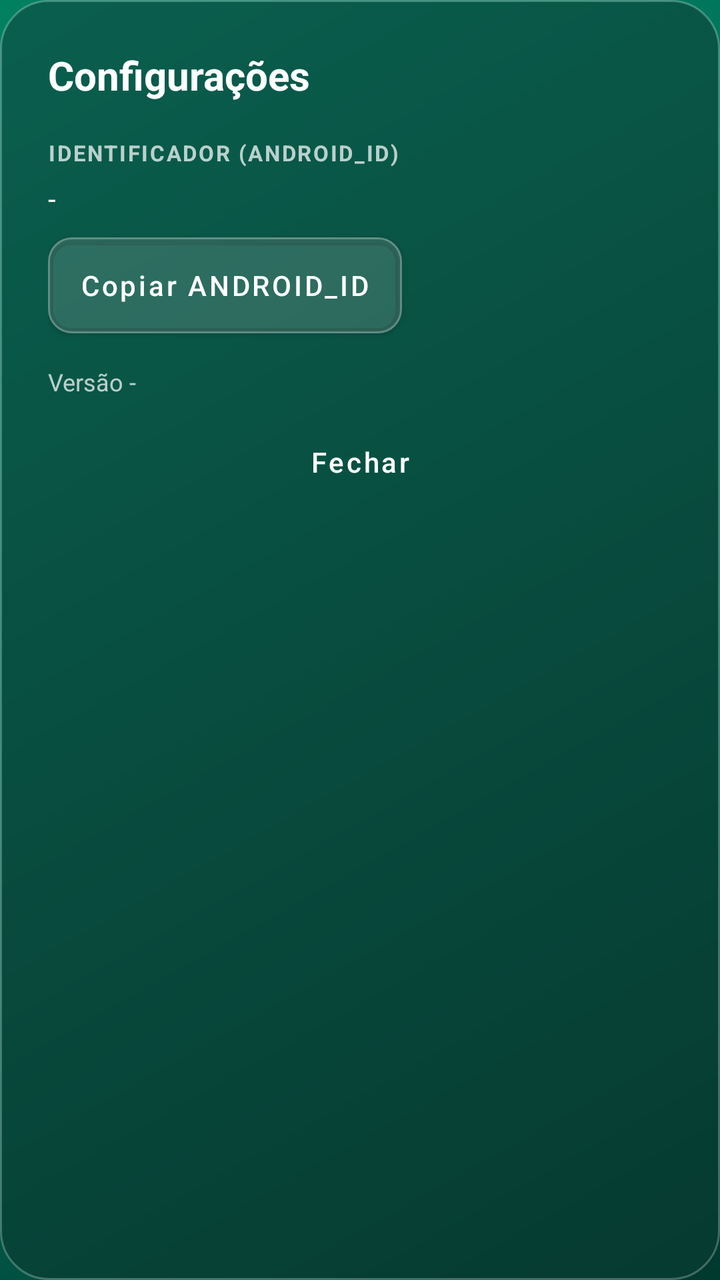
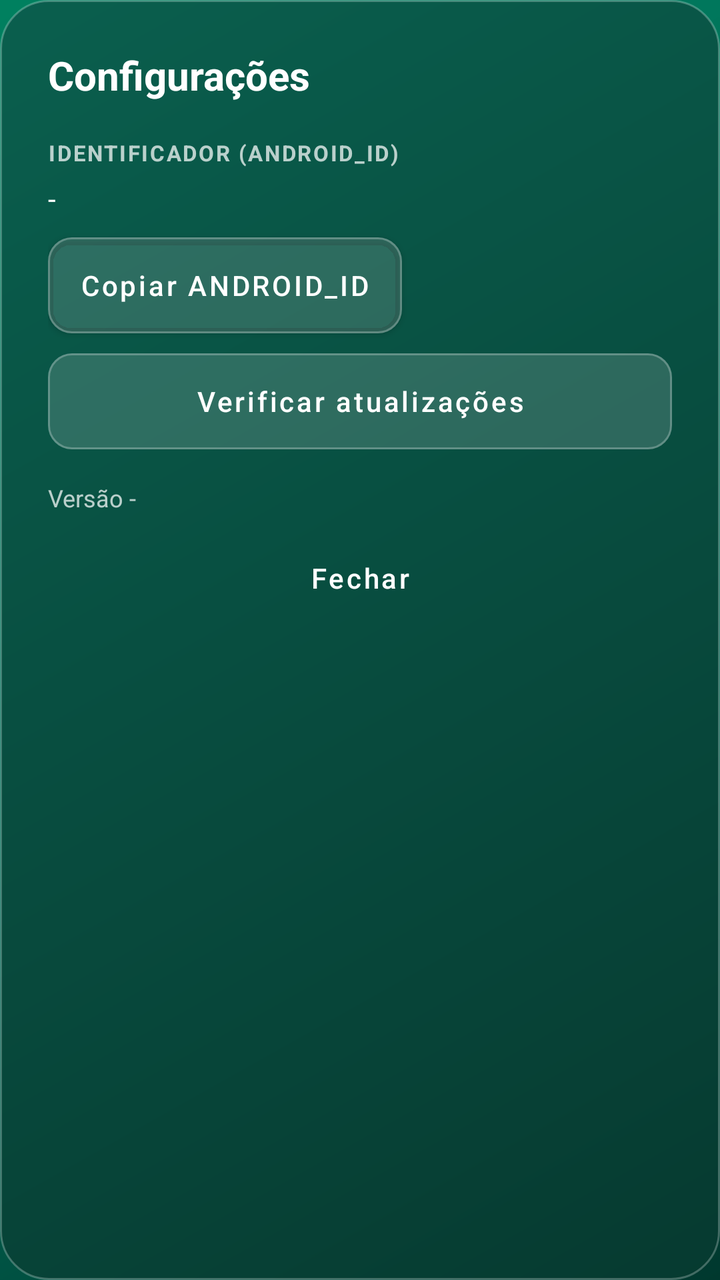

An Android layout rendered at two revisions. The XML below is the earlier revision; the diff shows what the commit changed to produce the second picture.
<!-- AndroidManifest.xml: application theme Theme.SetupMDM -->
<!-- res/layout/dialog_config.xml -->
<?xml version="1.0" encoding="utf-8"?>
<LinearLayout xmlns:android="http://schemas.android.com/apk/res/android"
    xmlns:app="http://schemas.android.com/apk/res-auto"
    android:layout_width="match_parent"
    android:layout_height="wrap_content"
    android:orientation="vertical"
    android:layout_margin="22dp"
    android:background="@drawable/glass_card_solid"
    android:padding="24dp">

    <TextView
        android:layout_width="wrap_content" android:layout_height="wrap_content"
        android:text="Configurações" android:textColor="@color/white"
        android:textSize="20sp" android:textStyle="bold"/>

    <TextView
        android:layout_width="match_parent" android:layout_height="wrap_content"
        android:text="IDENTIFICADOR (ANDROID_ID)" android:textColor="@color/textMuted"
        android:textSize="11sp" android:textStyle="bold" android:letterSpacing="0.08"
        android:paddingTop="18dp"/>
    <TextView
        android:id="@+id/txtAndroidId"
        android:layout_width="match_parent" android:layout_height="wrap_content"
        android:text="-" android:textColor="@color/textOnDark" android:textSize="14sp"
        android:textIsSelectable="true" android:paddingTop="6dp"/>

    <com.google.android.material.button.MaterialButton
        android:id="@+id/btnCopiarId"
        style="@style/Widget.MaterialComponents.Button"
        android:layout_width="wrap_content" android:layout_height="wrap_content"
        android:text="Copiar ANDROID_ID" android:textColor="@color/white" android:textAllCaps="false"
        android:layout_marginTop="10dp"
        android:insetTop="0dp" android:insetBottom="0dp"
        app:backgroundTint="@color/glassFill" app:strokeColor="@color/glassStroke"
        app:strokeWidth="1dp" app:cornerRadius="12dp" app:elevation="0dp"/>

    <com.google.android.material.button.MaterialButton
        android:id="@+id/btnAtualizar"
        style="@style/Widget.MaterialComponents.Button"
        android:layout_width="match_parent" android:layout_height="wrap_content"
        android:text="Atualizar aplicativo" android:textColor="@color/white" android:textAllCaps="false"
        android:layout_marginTop="12dp" android:visibility="gone"
        android:insetTop="0dp" android:insetBottom="0dp"
        app:backgroundTint="@color/accent" app:cornerRadius="12dp" app:elevation="0dp"/>

    <TextView
        android:id="@+id/txtVersao"
        android:layout_width="match_parent" android:layout_height="wrap_content"
        android:text="Versão -" android:textColor="@color/textMuted" android:textSize="12sp"
        android:paddingTop="16dp"/>

    <com.google.android.material.button.MaterialButton
        android:id="@+id/btnFecharConfig"
        style="@style/Widget.MaterialComponents.Button.TextButton"
        android:layout_width="match_parent" android:layout_height="wrap_content"
        android:text="Fechar" android:textColor="@color/white" android:textAllCaps="false"
        android:layout_marginTop="8dp"/>
</LinearLayout>
<!-- resources referenced by this layout -->
<resources>
  <color name="accent">#008CBA</color>
  <color name="glassFill">#26FFFFFF</color>
  <color name="glassStroke">#40FFFFFF</color>
  <color name="textMuted">#B8FFFFFF</color>
  <color name="textOnDark">#FFFFFF</color>
  <color name="white">#FFFFFF</color>
  <!-- drawable glass_card_solid (drawable) -->
  <?xml version="1.0" encoding="utf-8"?>
  <shape xmlns:android="http://schemas.android.com/apk/res/android" android:shape="rectangle">
      <gradient android:angle="315" android:startColor="#0A5F4E" android:endColor="#063A30" android:type="linear"/>
      <corners android:radius="24dp"/>
      <stroke android:width="1dp" android:color="@color/glassStroke"/>
  </shape>
  <style name="Theme.SetupMDM" parent="Theme.MaterialComponents.Light.NoActionBar">
          <item name="colorPrimary">@color/primary</item>
          <item name="colorPrimaryVariant">@color/primaryDark</item>
          <item name="colorOnPrimary">@color/white</item>
          <item name="colorSecondary">@color/primaryLight</item>
          <item name="colorOnSecondary">@color/white</item>
          <item name="android:windowBackground">@drawable/bg_gradient</item>
          <item name="android:statusBarColor" tools:targetApi="21">@color/primaryDark</item>
          <item name="android:navigationBarColor" tools:targetApi="21">@color/primaryDark</item>
      </style>
  <color name="primary">#006D58</color>
  <color name="primaryDark">#00453A</color>
  <color name="primaryLight">#5BB98E</color>
  <!-- drawable bg_gradient (drawable) -->
  <?xml version="1.0" encoding="utf-8"?>
  <shape xmlns:android="http://schemas.android.com/apk/res/android" android:shape="rectangle">
      <gradient
          android:angle="315"
          android:startColor="#00805F"
          android:centerColor="#006D58"
          android:endColor="#00382E"
          android:type="linear"/>
  </shape>
</resources>

<!-- the commit's change to res/layout/dialog_config.xml (unified diff, before → after) -->
@@ -41,7 +41,17 @@
         android:text="Atualizar aplicativo" android:textColor="@color/white" android:textAllCaps="false"
         android:layout_marginTop="12dp" android:visibility="gone"
         android:insetTop="0dp" android:insetBottom="0dp"
-        app:backgroundTint="@color/accent" app:cornerRadius="12dp" app:elevation="0dp"/>
+        app:backgroundTint="@color/primary" app:cornerRadius="12dp" app:elevation="0dp"/>
+
+    <com.google.android.material.button.MaterialButton
+        android:id="@+id/btnVerificarUpd"
+        style="@style/Widget.MaterialComponents.Button.OutlinedButton"
+        android:layout_width="match_parent" android:layout_height="wrap_content"
+        android:text="Verificar atualizações" android:textColor="@color/white" android:textAllCaps="false"
+        android:layout_marginTop="10dp"
+        android:insetTop="0dp" android:insetBottom="0dp"
+        app:backgroundTint="@color/glassFill" app:strokeColor="@color/glassStroke"
+        app:strokeWidth="1dp" app:cornerRadius="12dp"/>
 
     <TextView
         android:id="@+id/txtVersao"
<!-- resource entries referenced after the edit -->
@@ -1,8 +1,8 @@
 <!-- resources referenced by this layout -->
 <resources>
-  <color name="accent">#008CBA</color>
   <color name="glassFill">#26FFFFFF</color>
   <color name="glassStroke">#40FFFFFF</color>
+  <color name="primary">#006D58</color>
   <color name="textMuted">#B8FFFFFF</color>
   <color name="textOnDark">#FFFFFF</color>
   <color name="white">#FFFFFF</color>
@@ -23,7 +23,6 @@
           <item name="android:statusBarColor" tools:targetApi="21">@color/primaryDark</item>
           <item name="android:navigationBarColor" tools:targetApi="21">@color/primaryDark</item>
       </style>
-  <color name="primary">#006D58</color>
   <color name="primaryDark">#00453A</color>
   <color name="primaryLight">#5BB98E</color>
   <!-- drawable bg_gradient (drawable) -->
